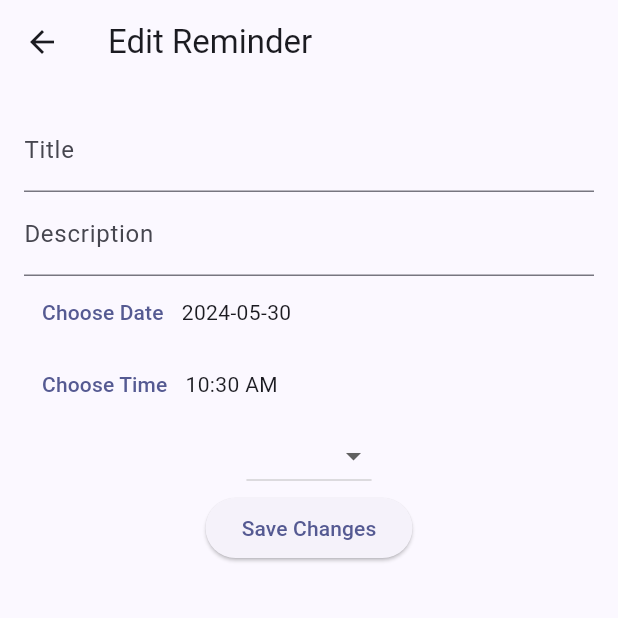
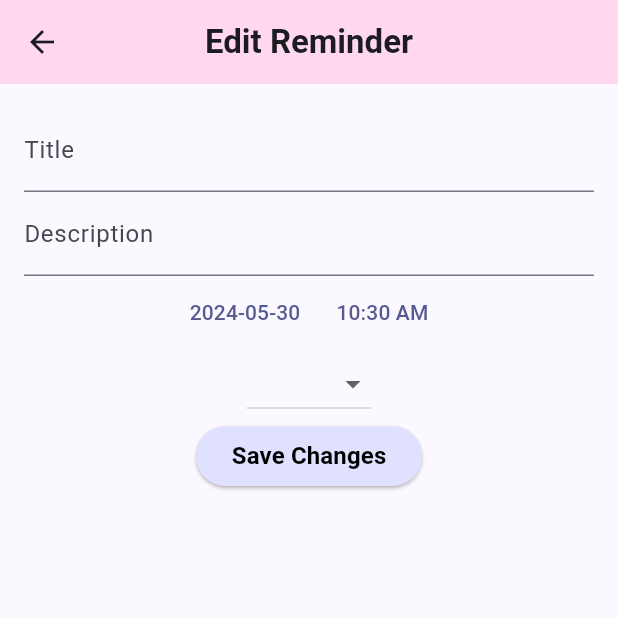
Before and after one commit to yashgupta110/reminder_app, a Flutter app: the EditReminderScreen screen opened directly with empty values, on a phone screen of 412 x 824 dp, the top half of it. Run offline on Flutter 3.47's test engine with Material 3 defaults, Android fonts, the light colour scheme and no system bars; our stand-ins replace flutter_local_notifications, timezone.

Commit message:
ui improvement

```diff
--- a/lib/main.dart
+++ b/lib/main.dart
@@ -4,7 +4,6 @@ import 'package:flutter_local_notifications/flutter_local_notifications.dart';
 import 'package:reminder_app/providers/reminder_provider.dart';
 import 'package:reminder_app/screens/reminder_list_screen.dart';
 import 'package:timezone/data/latest.dart' as tz;
-// import 'package:timezone/timezone.dart' as tz;
 import 'dart:io' show Platform;
 
 final FlutterLocalNotificationsPlugin flutterLocalNotificationsPlugin = FlutterLocalNotificationsPlugin();
--- a/lib/screens/edit_reminder_screen.dart
+++ b/lib/screens/edit_reminder_screen.dart
@@ -96,7 +96,12 @@ class EditReminderScreenState extends State<EditReminderScreen> {
   Widget build(BuildContext context) {
     return Scaffold(
       appBar: AppBar(
-        title: const Text('Edit Reminder'),
+        centerTitle: true,
+        backgroundColor: Theme.of(context).colorScheme.tertiaryContainer,
+        title: const Text(
+          'Edit Reminder',
+          style: TextStyle(fontWeight: FontWeight.w700),
+        ),
       ),
       body: Padding(
         padding: const EdgeInsets.all(16.0),
@@ -111,32 +116,41 @@ class EditReminderScreenState extends State<EditReminderScreen> {
               decoration: const InputDecoration(labelText: 'Description'),
             ),
             Row(
+              mainAxisAlignment: MainAxisAlignment.center,
               children: <Widget>[
                 TextButton(
                   onPressed: _selectDate,
-                  child: const Text('Choose Date'),
+                  child: Text(
+                    _selectedDate == null
+                        ? 'Choose Date'
+                        : '${_selectedDate!.toLocal()}'.split(' ')[0],
+                    style: TextStyle(
+                        fontWeight: FontWeight.w500,
+                        color: Theme.of(context).colorScheme.primary),
+                  ),
                 ),
-                Text(
-                  _selectedDate == null
-                      ? 'No date chosen!'
-                      : '${_selectedDate!.toLocal()}'.split(' ')[0],
-                ),
-              ],
-            ),
-            Row(
-              children: <Widget>[
                 TextButton(
                   onPressed: _selectTime,
-                  child: const Text('Choose Time'),
-                ),
-                Text(
-                  _selectedTime == null
-                      ? 'No time chosen!'
-                      : _selectedTime!.format(context),
+                  child: Text(
+                    _selectedTime == null
+                        ? 'Choose Time'
+                        : _selectedTime!.format(context),
+                    style: TextStyle(
+                        fontWeight: FontWeight.w500,
+                        color: Theme.of(context).colorScheme.primary),
+                  ),
                 ),
               ],
             ),
             DropdownButton<String>(
+              borderRadius: BorderRadius.circular(10),
+              style: TextStyle(
+                fontWeight: FontWeight.w700,
+                fontSize: 16,
+                color: Theme.of(context).colorScheme.onSecondaryContainer,
+              ),
+              elevation: 16,
+              dropdownColor: Theme.of(context).colorScheme.secondaryContainer,
               value: _priority,
               items: <String>['High', 'Medium', 'Low'].map((String value) {
                 return DropdownMenuItem<String>(
@@ -151,8 +165,17 @@ class EditReminderScreenState extends State<EditReminderScreen> {
               },
             ),
             ElevatedButton(
+              style: ButtonStyle(
+                  backgroundColor: WidgetStatePropertyAll(
+                      Theme.of(context).colorScheme.primaryContainer)),
               onPressed: _submitData,
-              child: const Text('Save Changes'),
+              child: const Text(
+                'Save Changes',
+                style: TextStyle(
+                    fontWeight: FontWeight.w600,
+                    fontSize: 16,
+                    color: Colors.black),
+              ),
             ),
           ],
         ),
```
Also changed, not shown: lib/screens/add_reminder_screen.dart (+22 -2 lines).
